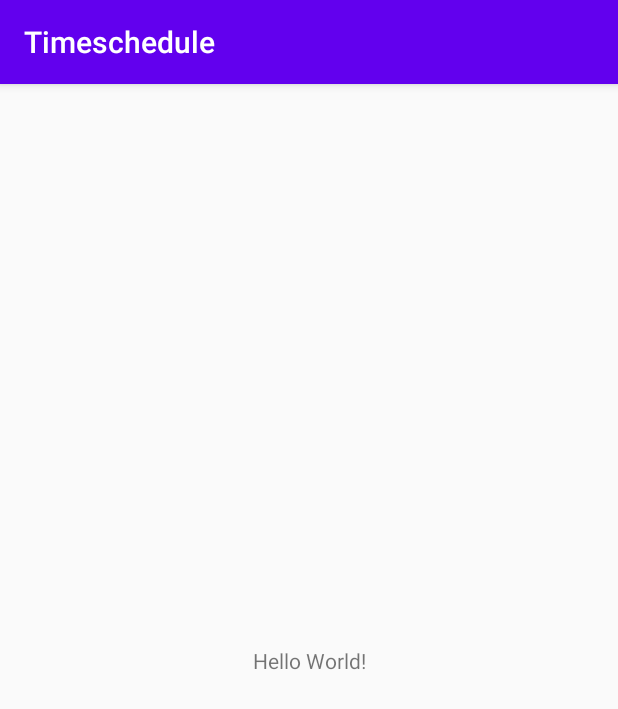
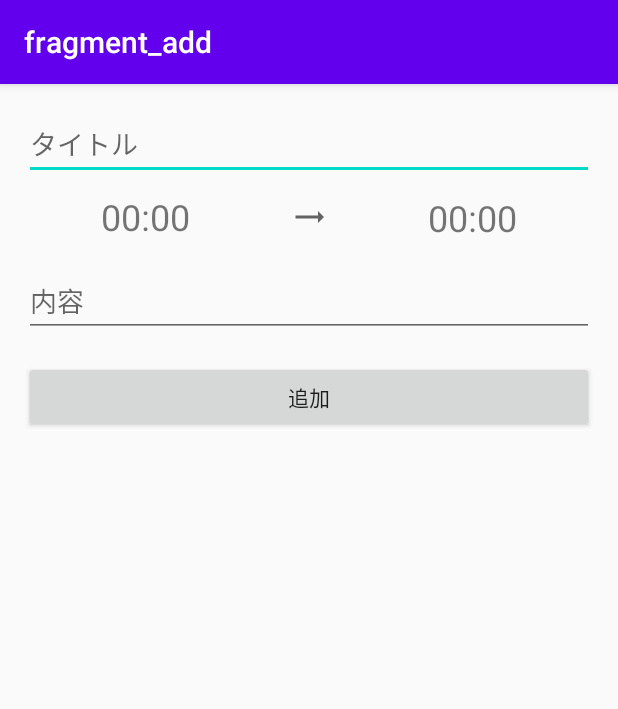
Before and after one commit to kumedashintaro/Timeschedule, an Android app: the screen it shows after launch (MainActivity), on a phone screen of 412 x 824 dp. Shown: the top 709 px of the screen. Run offline under Robolectric (Android 15) with nearby library versions, the phone set to English and light mode, and no system bars; our stand-ins replace navigation-ui.

Commit message:
時間と内容の入力を実装

```diff
--- a/app/build.gradle
+++ b/app/build.gradle
@@ -1,6 +1,7 @@
 apply plugin: 'com.android.application'
 apply plugin: 'kotlin-android'
 apply plugin: 'kotlin-android-extensions'
+apply plugin: 'kotlin-kapt'
 
 android {
     compileSdkVersion 30
@@ -30,8 +31,31 @@ dependencies {
     implementation 'androidx.core:core-ktx:1.3.2'
     implementation 'androidx.appcompat:appcompat:1.2.0'
     implementation 'androidx.constraintlayout:constraintlayout:2.0.4'
+    implementation 'androidx.legacy:legacy-support-v4:1.0.0'
     testImplementation 'junit:junit:4.12'
     androidTestImplementation 'androidx.test.ext:junit:1.1.2'
     androidTestImplementation 'androidx.test.espresso:espresso-core:3.3.0'
 
+    // Navigation Component
+    implementation 'androidx.navigation:navigation-fragment-ktx:2.2.2'
+    implementation 'androidx.navigation:navigation-ui-ktx:2.2.2'
+
+    // Room components
+    implementation "androidx.room:room-runtime:2.2.5"
+    kapt "androidx.room:room-compiler:2.2.5"
+    implementation "androidx.room:room-ktx:2.2.5"
+    androidTestImplementation "androidx.room:room-testing:2.2.5"
+
+    // Lifecycle components
+    implementation "androidx.lifecycle:lifecycle-extensions:2.2.0"
+    implementation "androidx.lifecycle:lifecycle-common-java8:2.2.0"
+    implementation "androidx.lifecycle:lifecycle-viewmodel-ktx:2.2.0"
+
+    // Kotlin components
+    implementation "org.jetbrains.kotlin:kotlin-stdlib-jdk7:1.3.72"
+    api "org.jetbrains.kotlinx:kotlinx-coroutines-core:1.3.5"
+    api "org.jetbrains.kotlinx:kotlinx-coroutines-android:1.3.5"
+
+    //DataBinding
+    kapt "com.android.databinding:compiler:3.2.0-alpha10"
 }
--- a/app/src/main/java/kumeda/timeschedule/MainActivity.kt
+++ b/app/src/main/java/kumeda/timeschedule/MainActivity.kt
@@ -2,10 +2,15 @@ package kumeda.timeschedule
 
 import androidx.appcompat.app.AppCompatActivity
 import android.os.Bundle
+import androidx.navigation.findNavController
+import androidx.navigation.ui.setupActionBarWithNavController
 
 class MainActivity : AppCompatActivity() {
     override fun onCreate(savedInstanceState: Bundle?) {
         super.onCreate(savedInstanceState)
         setContentView(R.layout.activity_main)
+
+        setupActionBarWithNavController(findNavController(R.id.fragment))
+
     }
 }
--- /dev/null
+++ b/app/src/main/java/kumeda/timeschedule/fragment/AddFragment.kt
@@ -0,0 +1,52 @@
+package kumeda.timeschedule.fragment
+
+import android.app.TimePickerDialog
+import android.os.Bundle
+import androidx.fragment.app.Fragment
+import android.view.LayoutInflater
+import android.view.View
+import android.view.ViewGroup
+import android.widget.TimePicker
+import kotlinx.android.synthetic.main.fragment_add.*
+import kotlinx.android.synthetic.main.fragment_add.view.*
+import kumeda.timeschedule.R
+
+
+class AddFragment : Fragment(), TimePickerDialog.OnTimeSetListener {
+
+    var hour = 0
+    var minute = 0
+    private var savedHour = 0
+    private var savedMinute = 0
+
+
+    override fun onCreateView(
+        inflater: LayoutInflater, container: ViewGroup?,
+        savedInstanceState: Bundle?
+    ): View? {
+
+        val view = inflater.inflate(R.layout.fragment_add, container, false)
+
+        view.start_time.setOnClickListener{
+
+            TimePickerDialog(activity, this, hour, minute, true).show()
+
+        }
+//TODO:endStart入力を分けるようにする
+        view.end_time.setOnClickListener{
+           // TimePickerDialog(activity, this, hour, minute, true).show()
+        }
+
+        return view
+    }
+
+
+
+    override fun onTimeSet(view: TimePicker?, hour: Int, minute: Int) {
+        savedHour = hour
+        savedMinute = minute
+            start_time.text = "$savedHour:$savedMinute"
+            //end_time.text = "$savedHour:$savedMinute"
+    }
+
+}
--- /dev/null
+++ b/app/src/main/res/drawable/ic_baseline_trending_flat_24.xml
@@ -0,0 +1,10 @@
+<vector xmlns:android="http://schemas.android.com/apk/res/android"
+    android:width="24dp"
+    android:height="24dp"
+    android:viewportWidth="24"
+    android:viewportHeight="24"
+    android:tint="?attr/colorControlNormal">
+  <path
+      android:fillColor="@android:color/white"
+      android:pathData="M22,12l-4,-4v3H3v2h15v3z"/>
+</vector>
--- a/app/src/main/res/layout/activity_main.xml
+++ b/app/src/main/res/layout/activity_main.xml
@@ -6,13 +6,15 @@
     android:layout_height="match_parent"
     tools:context=".MainActivity">
 
-    <TextView
-        android:layout_width="wrap_content"
-        android:layout_height="wrap_content"
-        android:text="Hello World!"
+    <fragment
+        android:id="@+id/fragment"
+        android:name="androidx.navigation.fragment.NavHostFragment"
+        android:layout_width="0dp"
+        android:layout_height="0dp"
+        app:defaultNavHost="true"
         app:layout_constraintBottom_toBottomOf="parent"
-        app:layout_constraintLeft_toLeftOf="parent"
-        app:layout_constraintRight_toRightOf="parent"
-        app:layout_constraintTop_toTopOf="parent" />
-
+        app:layout_constraintEnd_toEndOf="parent"
+        app:layout_constraintStart_toStartOf="parent"
+        app:layout_constraintTop_toTopOf="parent"
+        app:navGraph="@navigation/my_nav" />
 </androidx.constraintlayout.widget.ConstraintLayout>
--- /dev/null
+++ b/app/src/main/res/layout/fragment_add.xml
@@ -0,0 +1,84 @@
+<?xml version="1.0" encoding="utf-8"?>
+<androidx.constraintlayout.widget.ConstraintLayout xmlns:android="http://schemas.android.com/apk/res/android"
+    xmlns:app="http://schemas.android.com/apk/res-auto"
+    xmlns:tools="http://schemas.android.com/tools"
+    android:layout_width="match_parent"
+    android:layout_height="match_parent"
+    tools:context=".fragment.AddFragment">
+
+    <EditText
+        android:id="@+id/title_edit"
+        android:layout_width="0dp"
+        android:layout_height="wrap_content"
+        android:layout_marginStart="16dp"
+        android:layout_marginTop="16dp"
+        android:layout_marginEnd="16dp"
+        android:ems="10"
+        android:hint="タイトル"
+        android:inputType="textPersonName"
+        app:layout_constraintEnd_toEndOf="parent"
+        app:layout_constraintStart_toStartOf="parent"
+        app:layout_constraintTop_toTopOf="parent" />
+
+    <TextView
+        android:id="@+id/end_time"
+        android:layout_width="wrap_content"
+        android:layout_height="wrap_content"
+        android:text="00:00"
+        android:textSize="24sp"
+        app:layout_constraintBottom_toBottomOf="@+id/imageView"
+        app:layout_constraintEnd_toEndOf="parent"
+        app:layout_constraintHorizontal_bias="0.5"
+        app:layout_constraintStart_toEndOf="@+id/imageView"
+        app:layout_constraintTop_toTopOf="@+id/imageView" />
+
+    <Button
+        android:id="@+id/add_button"
+        android:layout_width="0dp"
+        android:layout_height="wrap_content"
+        android:layout_marginStart="16dp"
+        android:layout_marginTop="16dp"
+        android:layout_marginEnd="16dp"
+        android:text="追加"
+        app:layout_constraintEnd_toEndOf="parent"
+        app:layout_constraintStart_toStartOf="parent"
+        app:layout_constraintTop_toBottomOf="@+id/contents_edit" />
+
+    <TextView
+        android:id="@+id/start_time"
+        android:layout_width="wrap_content"
+        android:layout_height="wrap_content"
+        android:layout_marginTop="8dp"
+        android:text="00:00"
+        android:textSize="24sp"
+        app:layout_constraintEnd_toStartOf="@+id/imageView"
+        app:layout_constraintHorizontal_bias="0.5"
+        app:layout_constraintStart_toStartOf="parent"
+        app:layout_constraintTop_toBottomOf="@+id/title_edit" />
+
+    <ImageView
+        android:id="@+id/imageView"
+        android:layout_width="wrap_content"
+        android:layout_height="wrap_content"
+        android:src="@drawable/ic_baseline_trending_flat_24"
+        app:layout_constraintBottom_toBottomOf="@+id/start_time"
+        app:layout_constraintEnd_toStartOf="@+id/end_time"
+        app:layout_constraintHorizontal_bias="0.5"
+        app:layout_constraintStart_toEndOf="@+id/start_time"
+        app:layout_constraintTop_toTopOf="@+id/start_time" />
+
+    <EditText
+        android:id="@+id/contents_edit"
+        android:layout_width="0dp"
+        android:layout_height="wrap_content"
+        android:layout_marginStart="16dp"
+        android:layout_marginTop="16dp"
+        android:layout_marginEnd="16dp"
+        android:ems="10"
+        android:hint="内容"
+        android:inputType="textPersonName"
+        app:layout_constraintEnd_toEndOf="parent"
+        app:layout_constraintStart_toStartOf="parent"
+        app:layout_constraintTop_toBottomOf="@+id/start_time" />
+
+</androidx.constraintlayout.widget.ConstraintLayout>
--- /dev/null
+++ b/app/src/main/res/navigation/my_nav.xml
@@ -0,0 +1,13 @@
+<?xml version="1.0" encoding="utf-8"?>
+<navigation xmlns:android="http://schemas.android.com/apk/res/android"
+    xmlns:app="http://schemas.android.com/apk/res-auto"
+    xmlns:tools="http://schemas.android.com/tools"
+    android:id="@+id/my_nav"
+    app:startDestination="@id/addFragment">
+
+    <fragment
+        android:id="@+id/addFragment"
+        android:name="kumeda.timeschedule.fragment.AddFragment"
+        android:label="fragment_add"
+        tools:layout="@layout/fragment_add" />
+</navigation>
--- a/app/src/main/res/values/strings.xml
+++ b/app/src/main/res/values/strings.xml
@@ -1,3 +1,5 @@
 <resources>
     <string name="app_name">Timeschedule</string>
+    <!-- TODO: Remove or change this placeholder text -->
+    <string name="hello_blank_fragment">Hello blank fragment</string>
 </resources>
--- a/build.gradle
+++ b/build.gradle
@@ -8,10 +8,8 @@ buildscript {
     dependencies {
         classpath "com.android.tools.build:gradle:4.0.1"
         classpath "org.jetbrains.kotlin:kotlin-gradle-plugin:$kotlin_version"
+    }
 
-        // NOTE: Do not place your application dependencies here; they belong
-        // in the individual module build.gradle files
-    }
 }
 
 allprojects {
```
